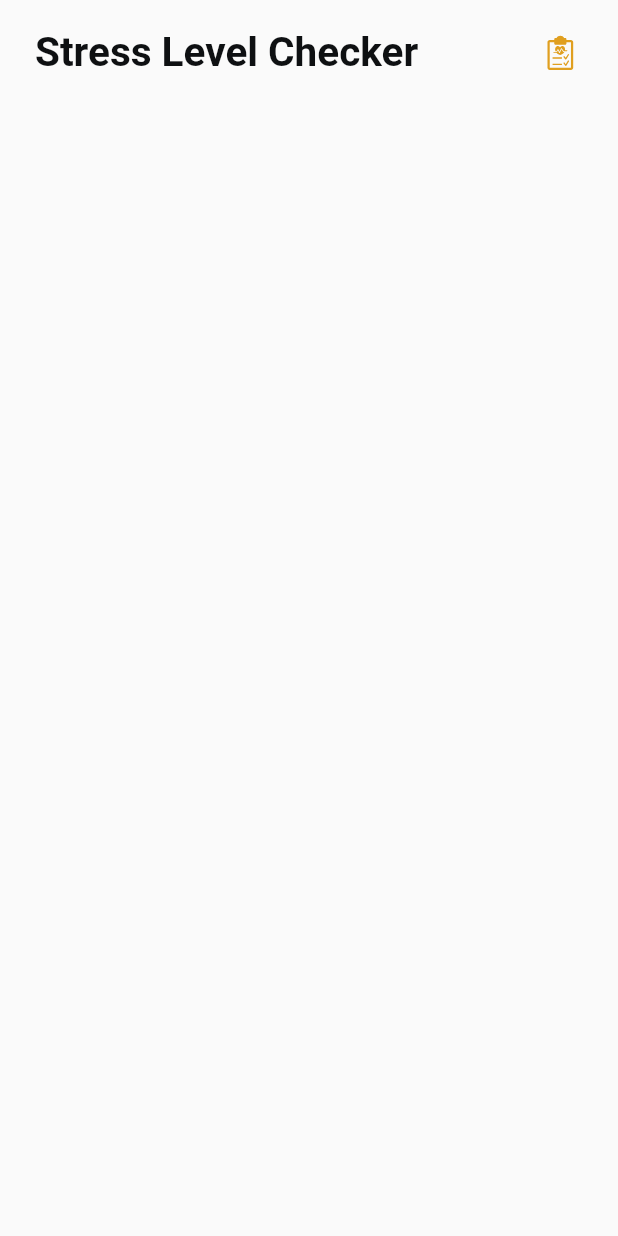
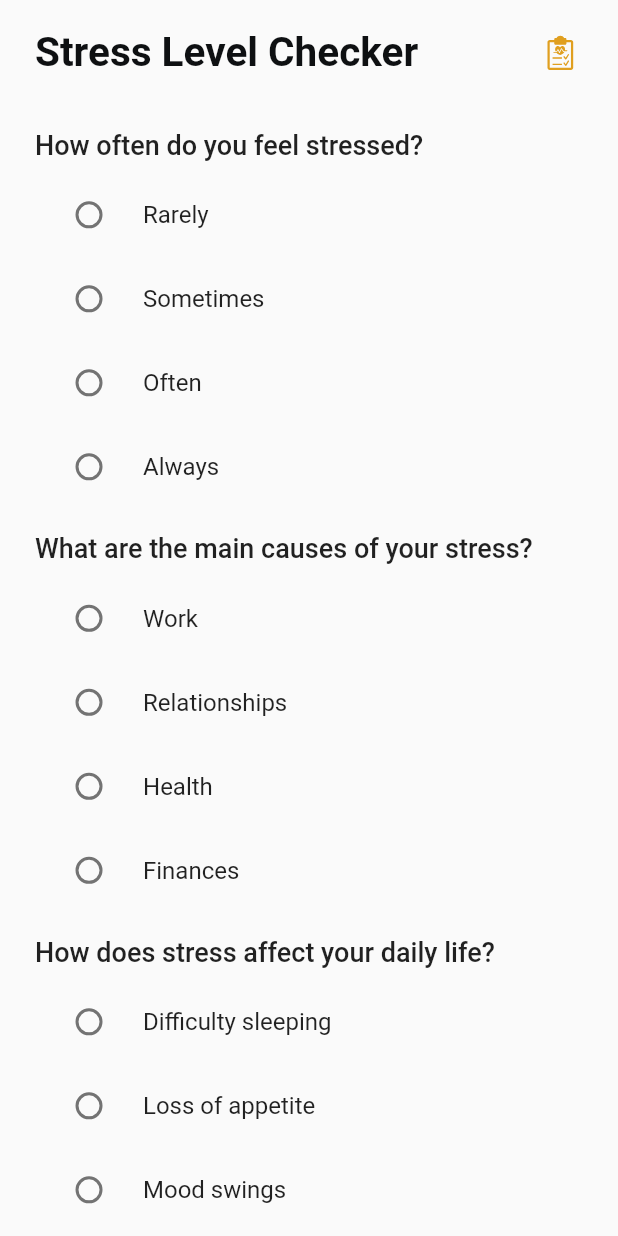
Before and after one commit to faiqhdr/meditopia, a Flutter app: the StressLevelChecker screen opened directly, on a phone screen of 412 x 824 dp. Run offline on Flutter 3.47's test engine with Material 2 defaults, Android fonts, the phone set to English and light mode, and no system bars; our stand-ins replace cloud_firestore, firebase_auth, firebase_core, flutter_svg, google_fonts; accounts and stored records are empty.

Commit message:
stress checker added

```diff
--- a/lib/pages/stress_checker/step_1.dart
+++ b/lib/pages/stress_checker/step_1.dart
@@ -6,6 +6,7 @@ import 'package:meditopia/pages/notification_page.dart';
 import '../../data/data.dart';
 import '../../size_config.dart';
 import '../../style/style.dart';
+import 'step_2.dart';
 
 class StressLevelChecker extends StatelessWidget {
   const StressLevelChecker({Key? key}) : super(key: key);
@@ -24,6 +25,10 @@ class StressLevelChecker extends StatelessWidget {
               children: const [
                 // Header Area.
                 Header(),
+                // Questionnaire Area.
+                Questionnaire(),
+                // Next Button.
+                NextButton(),
               ],
             ),
           ),
@@ -67,3 +72,124 @@ class Header extends StatelessWidget {
     );
   }
 }
+
+class Questionnaire extends StatelessWidget {
+  const Questionnaire({Key? key}) : super(key: key);
+
+  @override
+  Widget build(BuildContext context) {
+    return Column(
+      children: [
+        // Question 1
+        Question(
+          question: "How often do you feel stressed?",
+          choices: ["Rarely", "Sometimes", "Often", "Always"],
+        ),
+        // Question 2
+        Question(
+          question: "What are the main causes of your stress?",
+          choices: ["Work", "Relationships", "Health", "Finances"],
+        ),
+        // Question 3
+        Question(
+          question: "How does stress affect your daily life?",
+          choices: [
+            "Difficulty sleeping",
+            "Loss of appetite",
+            "Mood swings",
+            "Difficulty concentrating"
+          ],
+        ),
+        // Question 4
+        Question(
+          question: "What coping mechanisms do you use to manage stress?",
+          choices: [
+            "Exercise",
+            "Meditation",
+            "Talking to friends/family",
+            "Listening to music"
+          ],
+        ),
+      ],
+    );
+  }
+}
+
+class Question extends StatefulWidget {
+  final String question;
+  final List<String> choices;
+
+  const Question({Key? key, required this.question, required this.choices})
+      : super(key: key);
+
+  @override
+  _QuestionState createState() => _QuestionState();
+}
+
+class _QuestionState extends State<Question> {
+  String? selectedChoice;
+
+  @override
+  Widget build(BuildContext context) {
+    return Padding(
+      padding: const EdgeInsets.symmetric(vertical: 8.0),
+      child: Column(
+        crossAxisAlignment: CrossAxisAlignment.start,
+        children: [
+          Text(
+            widget.question,
+            style: const TextStyle(
+              fontSize: 18,
+              fontWeight: FontWeight.w500,
+            ),
+          ),
+          SizedBox(height: 8.0),
+          Column(
+            children: widget.choices.map((choice) {
+              return RadioListTile<String>(
+                title: Text(choice),
+                value: choice,
+                groupValue: selectedChoice,
+                onChanged: (value) {
+                  setState(() {
+                    selectedChoice = value;
+                  });
+                },
+              );
+            }).toList(),
+          ),
+        ],
+      ),
+    );
+  }
+}
+
+class NextButton extends StatelessWidget {
+  const NextButton({Key? key}) : super(key: key);
+
+  @override
+  Widget build(BuildContext context) {
+    return Padding(
+      padding: const EdgeInsets.symmetric(vertical: 16.0),
+      child: ElevatedButton(
+        onPressed: () {
+          // Perform actions when the next button is pressed.
+          // Navigate to the result screen or perform data processing.
+          // Pass the selected choices to the result screen.
+          Navigator.push(
+            context,
+            MaterialPageRoute(
+              builder: (context) => StressLevelCheckerResult(
+                stressLevel: "Often",
+                mainCauses: "Work",
+                impactOnDailyLife: "Difficulty sleeping",
+                copingMechanisms: "Exercise",
+              ),
+            ),
+          );
+        },
+        child: const Text("Next"),
+      ),
+    );
+  }
+}
```
Also changed, not shown: lib/pages/stress_checker/step_2.dart (added, +137 -0 lines).
